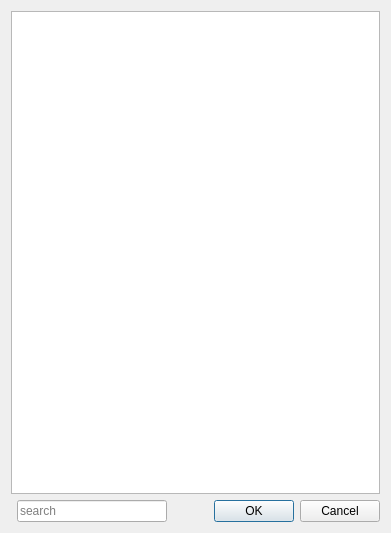
Old version of the form choosedialog.ui in the repository dolphinoracle/mx-locale.
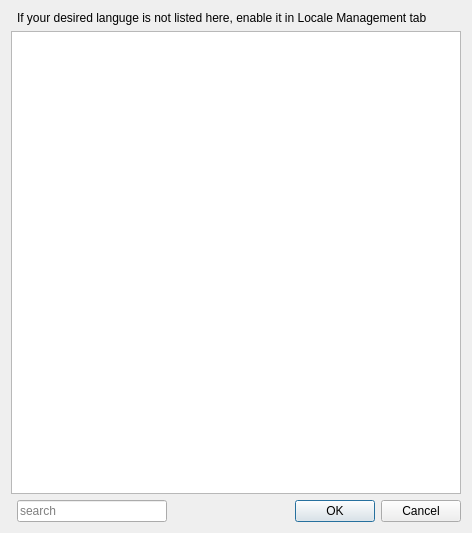
New version of the form.

Commit message: Run locale-gen at tab change, disable interface while is running

```diff
--- a/choosedialog.ui
+++ b/choosedialog.ui
@@ -6,7 +6,7 @@
    <rect>
     <x>0</x>
     <y>0</y>
-    <width>391</width>
+    <width>472</width>
     <height>533</height>
    </rect>
   </property>
@@ -52,6 +52,13 @@
      </property>
     </widget>
    </item>
+   <item row="0" column="1" colspan="2">
+    <widget class="QLabel" name="label">
+     <property name="text">
+      <string>If your desired languge is not listed here, enable it in Locale Management tab</string>
+     </property>
+    </widget>
+   </item>
   </layout>
  </widget>
  <resources/>
```
The commit also changes 3 other files.
